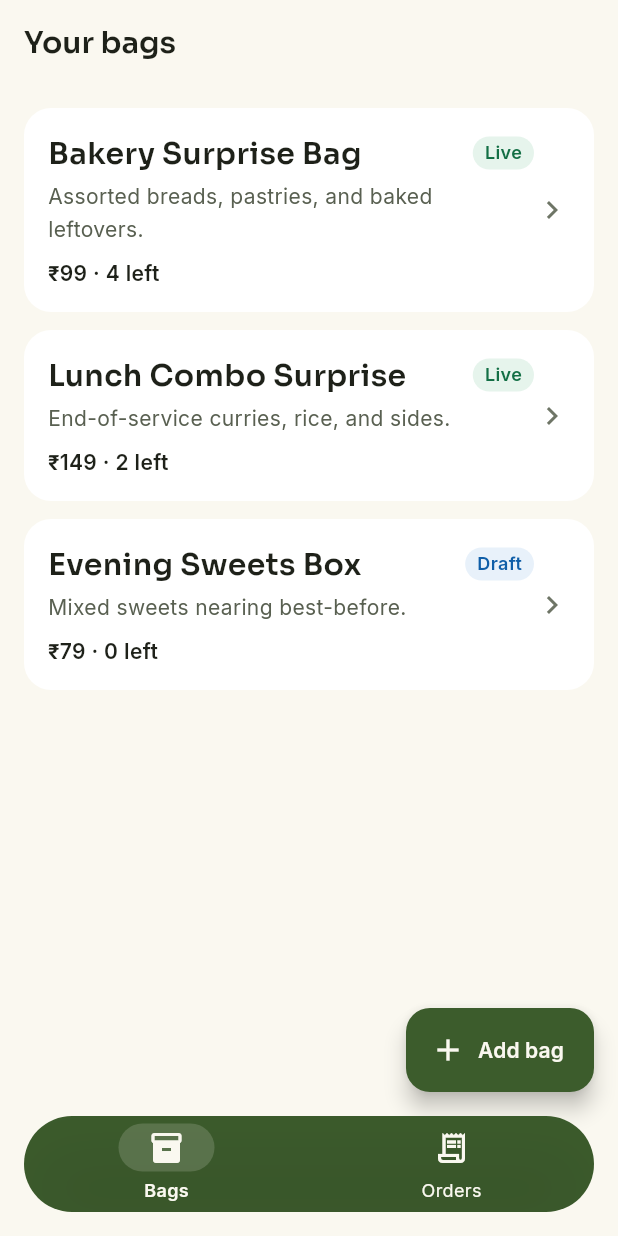
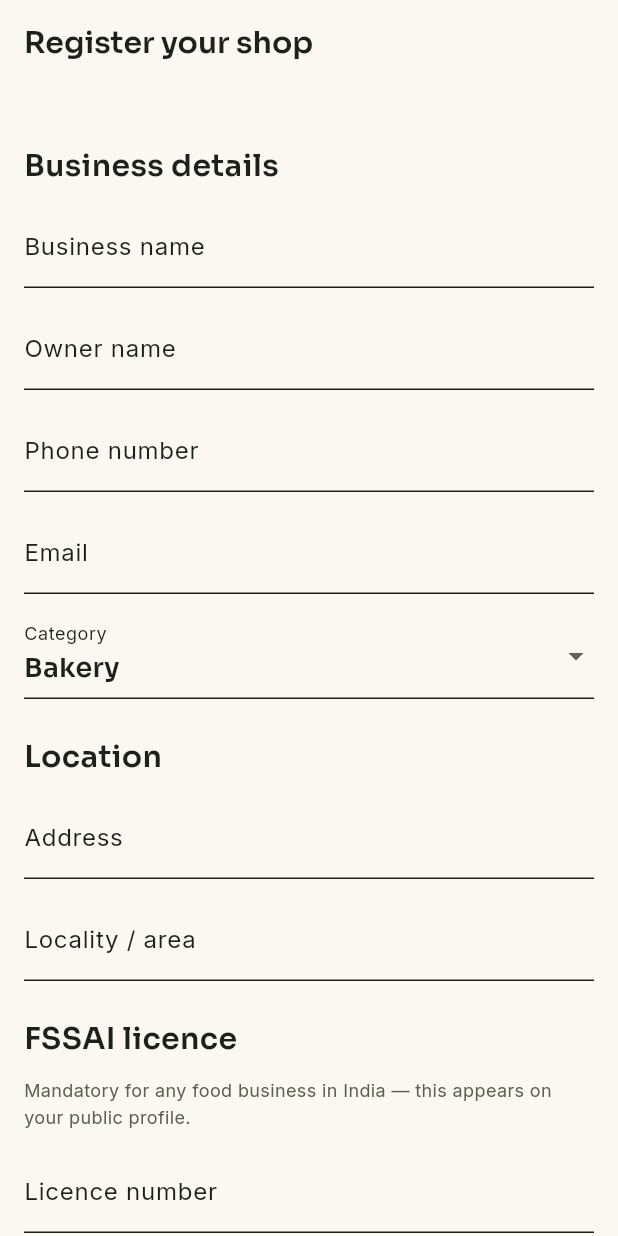
Before and after one commit to Shivshiv19/Too-good-to-Leave, a Flutter app: the screen it shows after launch, on a phone screen of 412 x 824 dp. Run offline on Flutter 3.47's test engine with Material 3 defaults, Android fonts, the phone set to English and light mode, and no system bars; our stand-ins replace cached_network_image, connectivity_plus, flutter_map, flutter_riverpod, flutter_secure_storage, freezed_annotation and 10 more; missing offline and left inert: screen_brightness; accounts and stored records are empty; generated files the repository leaves out were written again.

Commit message:
shop app: add registration & onboarding (area 1 of 8)
First of the eight feature areas from the expanded shop-app plan.
Shops now register before reaching anything else: business details,
category, address, FSSAI licence (number + expiry — mandatory food-
business compliance, already surfaced on every merchant profile in
the customer app), and payout bank details. Submitting moves the
shop to a pending-review state; a "simulate approval" action stands
in for a real review process, since no admin/reviewer surface exists
in this standalone build.

- domain/shop_category.dart, domain/shop_profile.dart — new entities
  (ShopProfile, FssaiLicense, BankDetails, ShopApprovalStatus).
- ShopRepository converted from plain class to ChangeNotifier — the
  remaining seven areas (account, payments, analytics, notifications,
  settings, ...) all add state to this same repository, and a
  listenable single source of truth scales better than each screen
  hand-rolling its own refresh-after-mutation calls. bag_list_screen
  and order_list_screen updated to ListenableBuilder accordingly.
- main.dart now branches on registration/approval state: no profile
  -> RegistrationScreen; pending -> PendingApprovalScreen; verified
  -> the existing bags/orders shell.

Verified: dart analyze clean, 4/4 widget tests pass (registration
gate, submit-to-pending transition, approval unlocks the shell,
existing bag/order fixtures still render), web build succeeds.

```diff
--- a/shop/lib/data/shop_repository.dart
+++ b/shop/lib/data/shop_repository.dart
@@ -1,3 +1,4 @@
+import 'package:flutter/foundation.dart';
 import 'package:too_good_to_leave_shop/core/domain/clock.dart';
 import 'package:too_good_to_leave_shop/core/domain/dietary_envelope.dart';
 import 'package:too_good_to_leave_shop/core/domain/money.dart';
@@ -5,27 +6,37 @@ import 'package:too_good_to_leave_shop/core/domain/pickup_token.dart';
 import 'package:too_good_to_leave_shop/core/domain/pickup_window.dart';
 import 'package:too_good_to_leave_shop/domain/shop_bag.dart';
 import 'package:too_good_to_leave_shop/domain/shop_order.dart';
+import 'package:too_good_to_leave_shop/domain/shop_profile.dart';
 
 /// Thrown when a fallback code doesn't match the order it's checked against.
 class PickupCodeMismatchException implements Exception {
   const PickupCodeMismatchException();
 }
 
-/// In-memory shop-side data — bags this shop lists, and the orders that
-/// result. Standalone: nothing here is shared with the customer app, which
-/// runs against its own fakes (Phase 1's "build against fakes" pattern,
-/// applied on this side too).
-class ShopRepository {
+/// In-memory shop-side data — registration, bags, orders, and (as later
+/// areas land) payments/analytics/notifications/settings. Standalone:
+/// nothing here is shared with the customer app, which runs against its own
+/// fakes (Phase 1's "build against fakes" pattern, applied on this side
+/// too).
+///
+/// A [ChangeNotifier] rather than manual per-screen refresh calls — this
+/// repository's surface area is only going to grow (registration, payments,
+/// analytics, notifications, settings all still to come), and a listenable
+/// single source of truth scales better than each screen re-fetching after
+/// every mutation it happens to know about.
+class ShopRepository extends ChangeNotifier {
   ShopRepository({this._clock = const SystemClock()}) {
-    _seed();
+    _seedOrdersAndBags();
   }
 
   final Clock _clock;
+
+  ShopProfile? _profile;
   final List<ShopBag> _bags = [];
   final List<ShopOrder> _orders = [];
   int _nextBagId = 1;
 
-  void _seed() {
+  void _seedOrdersAndBags() {
     final now = _clock.now();
     final today = DateTime(now.year, now.month, now.day);
 
@@ -102,9 +113,35 @@ class ShopRepository {
     ]);
   }
 
+  // ---------------------------------------------------------------------
+  // Registration
+  // ---------------------------------------------------------------------
+
+  ShopProfile? get profile => _profile;
+
+  bool get isRegistered => _profile != null;
+
+  void register(ShopProfile profile) {
+    _profile = profile;
+    notifyListeners();
+  }
+
+  /// Stands in for a real review process — there's no admin surface in this
+  /// standalone build, so approval is a demo action the registration flow's
+  /// own "pending review" screen exposes, rather than something that
+  /// silently never resolves.
+  void simulateApproval() {
+    final current = _profile;
+    if (current == null) return;
+    _profile = current.copyWith(status: ShopApprovalStatus.verified);
+    notifyListeners();
+  }
+
+  // ---------------------------------------------------------------------
+  // Bags
+  // ---------------------------------------------------------------------
+
   List<ShopBag> getBags() => List.unmodifiable(_bags);
-
-  List<ShopOrder> getOrders() => List.unmodifiable(_orders);
 
   ShopBag createBag({
     required String title,
@@ -124,17 +161,26 @@ class ShopRepository {
       pickupWindow: pickupWindow,
     );
     _bags.add(bag);
+    notifyListeners();
     return bag;
   }
 
   void updateBag(ShopBag updated) {
     final index = _bags.indexWhere((b) => b.id == updated.id);
     if (index != -1) _bags[index] = updated;
+    notifyListeners();
   }
 
   void deleteBag(String id) {
     _bags.removeWhere((b) => b.id == id);
+    notifyListeners();
   }
+
+  // ---------------------------------------------------------------------
+  // Orders
+  // ---------------------------------------------------------------------
+
+  List<ShopOrder> getOrders() => List.unmodifiable(_orders);
 
   /// Confirms a pickup by fallback code (manual entry) — the counter path
   /// every order supports regardless of whether the QR layers scan (A1).
@@ -150,5 +196,6 @@ class ShopRepository {
       throw const PickupCodeMismatchException();
     }
     _orders[index] = order.copyWith(status: ShopOrderStatus.collected);
+    notifyListeners();
   }
 }
--- /dev/null
+++ b/shop/lib/domain/shop_category.dart
@@ -0,0 +1,20 @@
+/// Business category, selected at registration.
+///
+/// A small fixed set for this standalone MVP rather than the customer app's
+/// server-driven `Taxonomy` (Phase 2 §2.3) — that system exists so a new
+/// category doesn't need a client release; this app has no server to drive
+/// it from yet, and the fixed set is easy to widen later without changing
+/// anything that reads it (a `String` `label` either way).
+enum ShopCategory {
+  bakery('Bakery'),
+  restaurant('Restaurant'),
+  cafe('Cafe'),
+  grocery('Grocery'),
+  sweetsShop('Sweets shop'),
+  cloudKitchen('Cloud kitchen'),
+  other('Other');
+
+  const ShopCategory(this.label);
+
+  final String label;
+}
--- /dev/null
+++ b/shop/lib/domain/shop_profile.dart
@@ -0,0 +1,90 @@
+import 'package:too_good_to_leave_shop/domain/shop_category.dart';
+
+/// FSSAI licence — mandatory for any food business in India. The customer
+/// app surfaces this on every merchant profile's legal-disclosure block;
+/// this is where it's captured at source.
+final class FssaiLicense {
+  const FssaiLicense({required this.licenseNumber, required this.expiresAt});
+
+  final String licenseNumber;
+  final DateTime expiresAt;
+
+  bool get isExpired => expiresAt.isBefore(DateTime.now());
+}
+
+/// Payout destination. UPI is optional — a bank account is the minimum a
+/// shop needs to receive money.
+final class BankDetails {
+  const BankDetails({
+    required this.accountHolderName,
+    required this.accountNumber,
+    required this.ifscCode,
+    this.upiId,
+  });
+
+  final String accountHolderName;
+  final String accountNumber;
+  final String ifscCode;
+  final String? upiId;
+}
+
+/// Where a registration stands.
+enum ShopApprovalStatus {
+  /// Submitted, awaiting review.
+  pendingReview,
+
+  /// Reviewed and cleared to list — the shop can use the rest of the app.
+  verified,
+
+  /// Reviewed and declined.
+  rejected,
+}
+
+/// A registered shop's business profile.
+final class ShopProfile {
+  ShopProfile({
+    required this.businessName,
+    required this.ownerName,
+    required this.phone,
+    required this.email,
+    required this.category,
+    required this.addressLine,
+    required this.locality,
+    required this.fssai,
+    required this.bankDetails,
+    this.status = ShopApprovalStatus.pendingReview,
+    this.rejectionReason,
+  });
+
+  final String businessName;
+  final String ownerName;
+  final String phone;
+  final String email;
+  final ShopCategory category;
+  final String addressLine;
+  final String locality;
+  final FssaiLicense fssai;
+  final BankDetails bankDetails;
+  final ShopApprovalStatus status;
+
+  /// Set only when [status] is [ShopApprovalStatus.rejected] — a shop that's
+  /// been declined always knows why, never just "no."
+  final String? rejectionReason;
+
+  ShopProfile copyWith({
+    ShopApprovalStatus? status,
+    String? rejectionReason,
+  }) => ShopProfile(
+    businessName: businessName,
+    ownerName: ownerName,
+    phone: phone,
+    email: email,
+    category: category,
+    addressLine: addressLine,
+    locality: locality,
+    fssai: fssai,
+    bankDetails: bankDetails,
+    status: status ?? this.status,
+    rejectionReason: rejectionReason ?? this.rejectionReason,
+  );
+}
--- a/shop/lib/main.dart
+++ b/shop/lib/main.dart
@@ -1,6 +1,9 @@
 import 'package:flutter/material.dart';
 import 'package:too_good_to_leave_shop/app/theme/app_theme.dart';
 import 'package:too_good_to_leave_shop/data/shop_repository.dart';
+import 'package:too_good_to_leave_shop/domain/shop_profile.dart';
+import 'package:too_good_to_leave_shop/screens/pending_approval_screen.dart';
+import 'package:too_good_to_leave_shop/screens/registration_screen.dart';
 import 'package:too_good_to_leave_shop/screens/shop_shell_screen.dart';
 
 void main() {
@@ -18,6 +21,18 @@ class ShopApp extends StatelessWidget {
     debugShowCheckedModeBanner: false,
     theme: AppTheme.light(),
     darkTheme: AppTheme.dark(),
-    home: ShopShellScreen(repository: repository),
+    home: ListenableBuilder(
+      listenable: repository,
+      builder: (context, _) {
+        final profile = repository.profile;
+        if (profile == null) {
+          return RegistrationScreen(repository: repository);
+        }
+        if (profile.status != ShopApprovalStatus.verified) {
+          return PendingApprovalScreen(repository: repository);
+        }
+        return ShopShellScreen(repository: repository);
+      },
+    ),
   );
 }
--- a/shop/lib/screens/bag_list_screen.dart
+++ b/shop/lib/screens/bag_list_screen.dart
@@ -6,63 +6,63 @@ import 'package:too_good_to_leave_shop/design_system/foundations/dimens.dart';
 import 'package:too_good_to_leave_shop/domain/shop_bag.dart';
 import 'package:too_good_to_leave_shop/screens/bag_edit_screen.dart';
 
-class BagListScreen extends StatefulWidget {
+class BagListScreen extends StatelessWidget {
   const BagListScreen({required this.repository, super.key});
 
   final ShopRepository repository;
 
-  @override
-  State<BagListScreen> createState() => _BagListScreenState();
-}
-
-class _BagListScreenState extends State<BagListScreen> {
-  late List<ShopBag> _bags = widget.repository.getBags();
-
-  void _refresh() => setState(() => _bags = widget.repository.getBags());
-
-  Future<void> _openEditor([ShopBag? bag]) async {
-    await Navigator.of(context).push<void>(
+  void _openEditor(BuildContext context, [ShopBag? bag]) {
+    Navigator.of(context).push<void>(
       MaterialPageRoute(
-        builder: (_) =>
-            BagEditScreen(repository: widget.repository, existing: bag),
+        builder: (_) => BagEditScreen(repository: repository, existing: bag),
       ),
     );
-    _refresh();
   }
 
   @override
   Widget build(BuildContext context) {
     final colors = context.colors;
 
+    return ListenableBuilder(
+      listenable: repository,
+      builder: (context, _) {
+        final bags = repository.getBags();
         return Scaffold(
           backgroundColor: colors.surfaceBase,
           appBar: AppBar(
             backgroundColor: colors.surfaceBase,
             title: Text('Your bags', style: context.type.title),
           ),
-      body: _bags.isEmpty
+          body: bags.isEmpty
               ? Center(
                   child: Text(
                     'No bags yet — add your first surprise bag.',
-                style: context.type.body.copyWith(color: colors.textSecondary),
+                    style: context.type.body.copyWith(
+                      color: colors.textSecondary,
+                    ),
                   ),
                 )
               : ListView.separated(
                   padding: const EdgeInsets.all(Space.x4),
-              itemCount: _bags.length,
+                  itemCount: bags.length,
                   separatorBuilder: (_, _) => const SizedBox(height: Space.x3),
                   itemBuilder: (context, index) {
-                final bag = _bags[index];
-                return _BagCard(bag: bag, onTap: () => _openEditor(bag));
+                    final bag = bags[index];
+                    return _BagCard(
+                      bag: bag,
+                      onTap: () => _openEditor(context, bag),
+                    );
                   },
                 ),
           floatingActionButton: FloatingActionButton.extended(
-        onPressed: () => _openEditor(),
+            onPressed: () => _openEditor(context),
             backgroundColor: colors.actionPrimaryBg,
             foregroundColor: colors.actionPrimaryFg,
             icon: const Icon(Icons.add),
             label: const Text('Add bag'),
           ),
+        );
+      },
     );
   }
 }
--- /dev/null
+++ b/shop/lib/screens/registration_screen.dart
@@ -0,0 +1,248 @@
+import 'package:flutter/material.dart';
+import 'package:too_good_to_leave_shop/app/theme/app_theme.dart';
+import 'package:too_good_to_leave_shop/data/shop_repository.dart';
+import 'package:too_good_to_leave_shop/design_system/components/app_button.dart';
+import 'package:too_good_to_leave_shop/design_system/foundations/dimens.dart';
+import 'package:too_good_to_leave_shop/domain/shop_category.dart';
+import 'package:too_good_to_leave_shop/domain/shop_profile.dart';
+
+/// Shop signup — business details, FSSAI licence, address, and payout
+/// bank details. Submitting moves the shop to [ShopApprovalStatus
+/// .pendingReview]; nothing past this screen is reachable until a review
+/// clears it (see `PendingApprovalScreen`).
+class RegistrationScreen extends StatefulWidget {
+  const RegistrationScreen({required this.repository, super.key});
+
+  final ShopRepository repository;
+
+  @override
+  State<RegistrationScreen> createState() => _RegistrationScreenState();
+}
+
+class _RegistrationScreenState extends State<RegistrationScreen> {
+  final _formKey = GlobalKey<FormState>();
+
+  final _businessName = TextEditingController();
+  final _ownerName = TextEditingController();
+  final _phone = TextEditingController();
+  final _email = TextEditingController();
+  final _addressLine = TextEditingController();
+  final _locality = TextEditingController();
+  final _fssaiNumber = TextEditingController();
+  final _accountHolderName = TextEditingController();
+  final _accountNumber = TextEditingController();
+  final _ifscCode = TextEditingController();
+  final _upiId = TextEditingController();
+
+  ShopCategory _category = ShopCategory.bakery;
+  DateTime? _fssaiExpiry;
+
+  @override
+  void dispose() {
+    for (final c in [
+      _businessName,
+      _ownerName,
+      _phone,
+      _email,
+      _addressLine,
+      _locality,
+      _fssaiNumber,
+      _accountHolderName,
+      _accountNumber,
+      _ifscCode,
+      _upiId,
+    ]) {
+      c.dispose();
+    }
+    super.dispose();
+  }
+
+  Future<void> _pickFssaiExpiry() async {
+    final now = DateTime.now();
+    final picked = await showDatePicker(
+      context: context,
+      initialDate: DateTime(now.year + 1, now.month, now.day),
+      firstDate: now,
+      lastDate: DateTime(now.year + 5),
+    );
+    if (picked != null) setState(() => _fssaiExpiry = picked);
+  }
+
+  void _submit() {
+    if (!_formKey.currentState!.validate()) return;
+    if (_fssaiExpiry == null) {
+      ScaffoldMessenger.of(context).showSnackBar(
+        const SnackBar(content: Text('Select the FSSAI licence expiry date.')),
+      );
+      return;
+    }
+
+    widget.repository.register(
+      ShopProfile(
+        businessName: _businessName.text.trim(),
+        ownerName: _ownerName.text.trim(),
+        phone: _phone.text.trim(),
+        email: _email.text.trim(),
+        category: _category,
+        addressLine: _addressLine.text.trim(),
+        locality: _locality.text.trim(),
+        fssai: FssaiLicense(
+          licenseNumber: _fssaiNumber.text.trim(),
+          expiresAt: _fssaiExpiry!,
+        ),
+        bankDetails: BankDetails(
+          accountHolderName: _accountHolderName.text.trim(),
+          accountNumber: _accountNumber.text.trim(),
+          ifscCode: _ifscCode.text.trim(),
+          upiId: _upiId.text.trim().isEmpty ? null : _upiId.text.trim(),
+        ),
+      ),
+    );
+  }
+
+  @override
+  Widget build(BuildContext context) {
+    final colors = context.colors;
+
+    return Scaffold(
+      backgroundColor: colors.surfaceBase,
+      appBar: AppBar(
+        backgroundColor: colors.surfaceBase,
+        title: const Text('Register your shop'),
+      ),
+      body: Form(
+        key: _formKey,
+        child: ListView(
+          padding: const EdgeInsets.all(Space.x4),
+          children: [
+            _SectionHeader('Business details'),
+            TextFormField(
+              controller: _businessName,
+              decoration: const InputDecoration(labelText: 'Business name'),
+              validator: _required,
+            ),
+            const SizedBox(height: Space.x3),
+            TextFormField(
+              controller: _ownerName,
+              decoration: const InputDecoration(labelText: 'Owner name'),
+              validator: _required,
+            ),
+            const SizedBox(height: Space.x3),
+            TextFormField(
+              controller: _phone,
+              keyboardType: TextInputType.phone,
+              decoration: const InputDecoration(labelText: 'Phone number'),
+              validator: _required,
+            ),
+            const SizedBox(height: Space.x3),
+            TextFormField(
+              controller: _email,
+              keyboardType: TextInputType.emailAddress,
+              decoration: const InputDecoration(labelText: 'Email'),
+              validator: _required,
+            ),
+            const SizedBox(height: Space.x3),
+            DropdownButtonFormField<ShopCategory>(
+              initialValue: _category,
+              decoration: const InputDecoration(labelText: 'Category'),
+              items: ShopCategory.values
+                  .map(
+                    (c) => DropdownMenuItem(value: c, child: Text(c.label)),
+                  )
+                  .toList(),
+              onChanged: (v) => setState(() => _category = v ?? _category),
+            ),
+
+            _SectionHeader('Location'),
+            TextFormField(
+              controller: _addressLine,
+              decoration: const InputDecoration(labelText: 'Address'),
+              validator: _required,
+            ),
+            const SizedBox(height: Space.x3),
+            TextFormField(
+              controller: _locality,
+              decoration: const InputDecoration(labelText: 'Locality / area'),
+              validator: _required,
+            ),
+
+            _SectionHeader('FSSAI licence'),
+            Text(
+              'Mandatory for any food business in India — this appears on '
+              'your public profile.',
+              style: context.type.caption.copyWith(
+                color: colors.textSecondary,
+              ),
+            ),
+            const SizedBox(height: Space.x3),
+            TextFormField(
+              controller: _fssaiNumber,
+              decoration: const InputDecoration(labelText: 'Licence number'),
+              validator: _required,
+            ),
+            const SizedBox(height: Space.x3),
+            InkWell(
+              onTap: _pickFssaiExpiry,
+              child: InputDecorator(
+                decoration: const InputDecoration(labelText: 'Expiry date'),
+                child: Text(
+                  _fssaiExpiry == null
+                      ? 'Select date'
+                      : '${_fssaiExpiry!.day}/${_fssaiExpiry!.month}/${_fssaiExpiry!.year}',
+                ),
+              ),
+            ),
+
+            _SectionHeader('Payout details'),
+            TextFormField(
+              controller: _accountHolderName,
+              decoration: const InputDecoration(
+                labelText: 'Account holder name',
+              ),
+              validator: _required,
+            ),
+            const SizedBox(height: Space.x3),
+            TextFormField(
+              controller: _accountNumber,
+              keyboardType: TextInputType.number,
+              decoration: const InputDecoration(labelText: 'Account number'),
+              validator: _required,
+            ),
+            const SizedBox(height: Space.x3),
+            TextFormField(
+              controller: _ifscCode,
+              textCapitalization: TextCapitalization.characters,
+              decoration: const InputDecoration(labelText: 'IFSC code'),
+              validator: _required,
+            ),
+            const SizedBox(height: Space.x3),
+            TextFormField(
+              controller: _upiId,
+              decoration: const InputDecoration(
+                labelText: 'UPI ID (optional)',
+              ),
+            ),
+
+            const SizedBox(height: Space.x8),
+            AppButton(label: 'Submit for review', onPressed: _submit),
+          ],
+        ),
+      ),
+    );
+  }
+
+  String? _required(String? value) =>
+      (value == null || value.trim().isEmpty) ? 'Required' : null;
+}
+
+class _SectionHeader extends StatelessWidget {
+  const _SectionHeader(this.text);
+
+  final String text;
+
+  @override
+  Widget build(BuildContext context) => Padding(
+    padding: const EdgeInsets.only(top: Space.x6, bottom: Space.x3),
+    child: Text(text, style: context.type.title),
+  );
+}
```
Also changed, not shown: shop/lib/screens/order_list_screen.dart (+17 -20 lines), shop/lib/screens/pending_approval_screen.dart (added, +83 -0 lines), 1 other file. Lines whose indentation alone changed are shown as unchanged.
